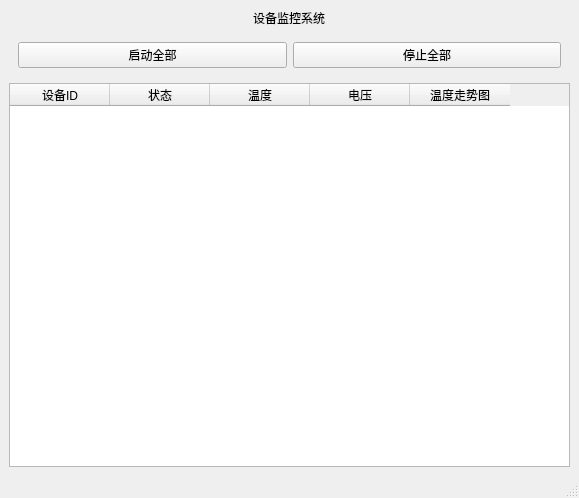
Before: the Qt Designer form UI/mainwindow.ui in Chick9N/MonitoringSystem, drawn with Qt 5.
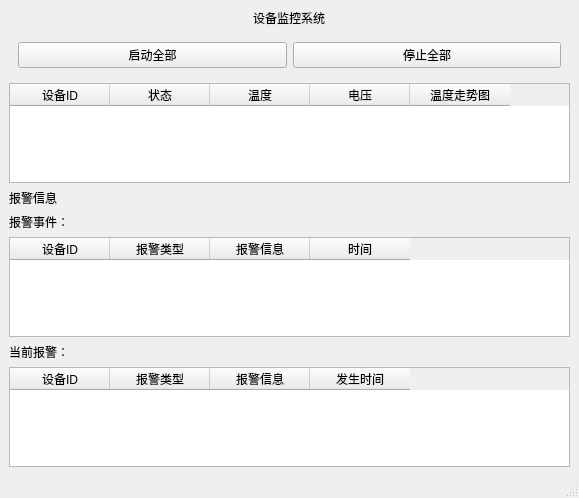
After: the same form once the commit is applied.

Commit message: Day6: 完善设备报警与报警历史管理

The edit to the form file:
```diff
--- a/UI/mainwindow.ui
+++ b/UI/mainwindow.ui
@@ -10,6 +10,12 @@
     <height>498</height>
    </rect>
   </property>
+  <property name="sizePolicy">
+   <sizepolicy hsizetype="Preferred" vsizetype="Preferred">
+    <horstretch>0</horstretch>
+    <verstretch>0</verstretch>
+   </sizepolicy>
+  </property>
   <property name="windowTitle">
    <string>MainWindow</string>
   </property>
@@ -74,6 +80,75 @@
       </column>
      </widget>
     </item>
+    <item>
+     <widget class="QLabel" name="label">
+      <property name="text">
+       <string>报警信息</string>
+      </property>
+     </widget>
+    </item>
+    <item>
+     <widget class="QLabel" name="alarmCountLabel">
+      <property name="text">
+       <string>报警事件：</string>
+      </property>
+     </widget>
+    </item>
+    <item>
+     <widget class="QTableWidget" name="alarmTable">
+      <column>
+       <property name="text">
+        <string>设备ID</string>
+       </property>
+      </column>
+      <column>
+       <property name="text">
+        <string>报警类型</string>
+       </property>
+      </column>
+      <column>
+       <property name="text">
+        <string>报警信息</string>
+       </property>
+      </column>
+      <column>
+       <property name="text">
+        <string>时间</string>
+       </property>
+      </column>
+     </widget>
+    </item>
+    <item>
+     <widget class="QLabel" name="currentAlarmCountLabel">
+      <property name="text">
+       <string>当前报警：</string>
+      </property>
+     </widget>
+    </item>
+    <item>
+     <widget class="QTableWidget" name="currentAlarmTable">
+      <column>
+       <property name="text">
+        <string>设备ID</string>
+       </property>
+      </column>
+      <column>
+       <property name="text">
+        <string>报警类型</string>
+       </property>
+      </column>
+      <column>
+       <property name="text">
+        <string>报警信息</string>
+       </property>
+      </column>
+      <column>
+       <property name="text">
+        <string>发生时间</string>
+       </property>
+      </column>
+     </widget>
+    </item>
    </layout>
   </widget>
   <widget class="QMenuBar" name="menubar">
```
The commit also changes 14 other files.
